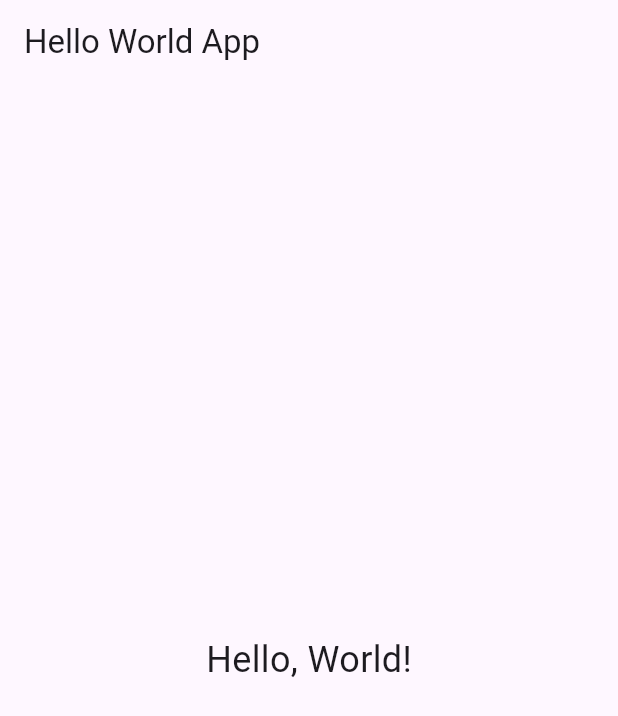
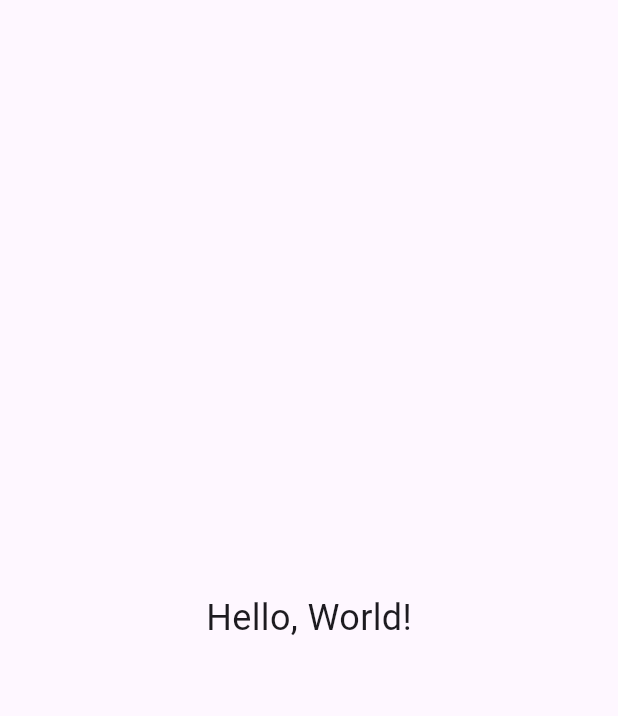
Before and after one commit to TenzinJams/flutter_face_app, a Flutter app: the screen it shows after launch, on a phone screen of 412 x 824 dp. Shown: the top 716 px of the screen. Run offline on Flutter 3.47's test engine with Material 3 defaults, Android fonts, the phone set to English and light mode, and no system bars.

Commit message:
remove titlebar

```diff
--- a/lib/main.dart
+++ b/lib/main.dart
@@ -1,18 +1,17 @@
 import 'package:flutter/material.dart';
 
 void main() {
-  runApp(MyApp());
+  runApp(const MyApp());
 }
 
 class MyApp extends StatelessWidget {
+  const MyApp({super.key});
+
   @override
   Widget build(BuildContext context) {
-    return MaterialApp(
+    return const MaterialApp(
       home: Scaffold(
-        appBar: AppBar(
-          title: const Text('Hello World App'),
-        ),
-        body: const Center(
+        body: Center(
           child: Text(
             'Hello, World!',
             style: TextStyle(fontSize: 24),
```
